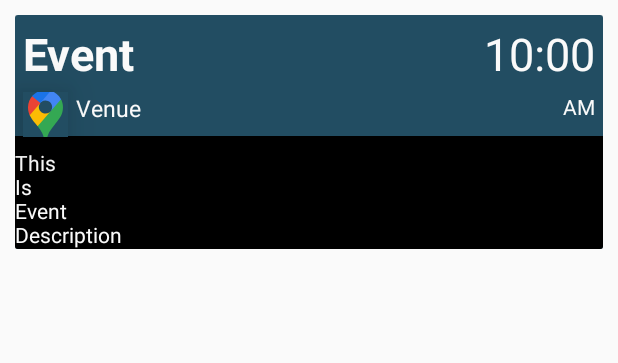
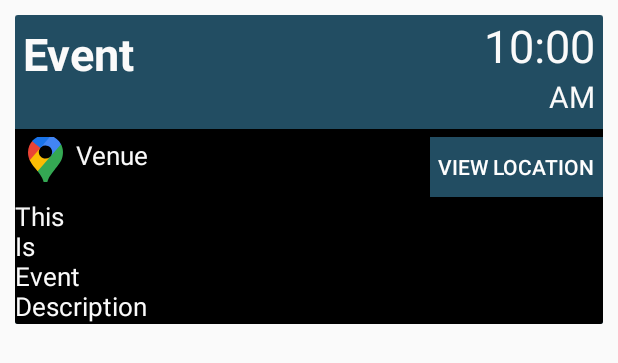
Before and after one commit to pal-vishal/Hacktronics-App, an Android app: the layout day1_ex.xml on its own in the app's theme, with its tools: preview values and no code run, on a phone screen of 412 x 824 dp. Shown: the top 363 px of the screen. Run offline under Robolectric (Android 15) with nearby library versions, the phone set to English and light mode, and no system bars.

Commit message:
Hacktronics App

```diff
--- a/app/build.gradle
+++ b/app/build.gradle
@@ -9,12 +9,12 @@ android {
         abortOnError false
     }
 
-    compileSdkVersion 25
+    compileSdkVersion 29
     buildToolsVersion "25.0.2"
     defaultConfig {
         applicationId "me.HacktronicsAavesh.HacktronicsAavesh"
         minSdkVersion 16
-        targetSdkVersion 25
+        targetSdkVersion 29
         versionCode 1
         versionName "1.0"
         testInstrumentationRunner "android.support.test.runner.AndroidJUnitRunner"
@@ -29,5 +29,6 @@ android {
 
 dependencies {
     compile project(path: ':bottom-nav-bar')
+    implementation 'com.android.support.constraint:constraint-layout:1.1.3'
 
 }
--- a/app/src/main/AndroidManifest.xml
+++ b/app/src/main/AndroidManifest.xml
@@ -1,6 +1,8 @@
 <?xml version="1.0" encoding="utf-8"?>
 <manifest xmlns:android="http://schemas.android.com/apk/res/android"
     package="me.HacktronicsAavesh.bottomnavbar">
+
+
 
     <application
         android:allowBackup="true"
--- a/app/src/main/java/me/HacktronicsAavesh/HacktronicsAavesh/FirstFragment.java
+++ b/app/src/main/java/me/HacktronicsAavesh/HacktronicsAavesh/FirstFragment.java
@@ -13,9 +13,7 @@ import android.widget.ViewFlipper;
 
 import me.HacktronicsAavesh.bottomnavbar.R;
 
-/**
- * Created by Adib on 13-Apr-17.
- */
+
 
 public class FirstFragment extends Fragment {
 
--- a/app/src/main/java/me/HacktronicsAavesh/HacktronicsAavesh/MainActivity.java
+++ b/app/src/main/java/me/HacktronicsAavesh/HacktronicsAavesh/MainActivity.java
@@ -13,7 +13,7 @@ import me.HacktronicsAavesh.library.BottomBarHolderActivity;
 import me.HacktronicsAavesh.library.NavigationPage;
 
 
-public class MainActivity extends BottomBarHolderActivity implements FirstFragment.OnFragmentInteractionListener, SecondFragment.OnFragmentInteractionListener, ThirdFragment.OnFragmentInteractionListener, FourthFragment.OnFragmentInteractionListener {
+public class MainActivity extends BottomBarHolderActivity implements FirstFragment.OnFragmentInteractionListener, SecondFragment.OnFragmentInteractionListener, ThirdFragment.OnFragmentInteractionListener, FourthFragment.OnFragmentInteractionListener , FirstFragmentCardView.OnFragmentInteractionListener{
     View view;
 
 
@@ -21,7 +21,7 @@ public class MainActivity extends BottomBarHolderActivity implements FirstFragme
     protected void onCreate(Bundle savedInstanceState) {
         super.onCreate(savedInstanceState);
 
-        NavigationPage page1 = new NavigationPage("Home", ContextCompat.getDrawable(this, R.drawable.ic_home_black_24dp), FirstFragment.newInstance());
+        NavigationPage page1 = new NavigationPage("Home", ContextCompat.getDrawable(this, R.drawable.ic_home_black_24dp), FirstFragmentCardView.newInstance());
         NavigationPage page2 = new NavigationPage("Timeline", ContextCompat.getDrawable(this, R.drawable.ic_timeline_hacktronics), SecondFragment.newInstance());
         NavigationPage page3 = new NavigationPage("Schedule", ContextCompat.getDrawable(this, R.drawable.ic_schedule_black_24dp), FourthFragment.newInstance());
         NavigationPage page4 = new NavigationPage("Prizes", ContextCompat.getDrawable(this, R.drawable.ic_award), ThirdFragment.newInstance());
--- a/app/src/main/res/layout/day1_ex.xml
+++ b/app/src/main/res/layout/day1_ex.xml
@@ -3,9 +3,7 @@
     android:layout_width="match_parent"
     android:layout_height="wrap_content"
     android:layout_margin="10dp"
-    android:orientation="vertical"
-
-    >
+    android:orientation="vertical">
 
     <android.support.v7.widget.CardView
         android:layout_width="match_parent"
@@ -32,63 +30,76 @@
                 android:layout_width="wrap_content"
                 android:layout_height="wrap_content"
                 android:layout_alignParentRight="true"
-                android:padding="5dp"
+                android:layout_marginRight="5dp"
                 android:text="10:00"
                 android:textColor="#fafafa"
                 android:textSize="30sp" />
 
 
-            <ImageButton
-                android:elevation="20dp"
-
-                android:id="@+id/Mapimage"
-                android:layout_width="30dp"
-                android:layout_height="30dp"
-                android:layout_below="@id/EventName"
-                android:layout_marginLeft="5dp"
-                android:layout_marginBottom="5dp"
-                android:adjustViewBounds="true"
-                android:background="#224d62"
-                android:src="@drawable/ic_google_maps_icon_2020_seeklogo" />
-
-            <TextView
-                android:id="@+id/VenueName"
-                android:layout_width="wrap_content"
-                android:layout_height="wrap_content"
-                android:layout_below="@id/EventName"
-                android:layout_toRightOf="@id/Mapimage"
-                android:paddingLeft="5dp"
-                android:text="Venue"
-                android:textColor="#fafafa"
-                android:textSize="15sp" />
-
             <TextView
                 android:id="@+id/TimeWordName"
                 android:layout_width="wrap_content"
                 android:layout_height="wrap_content"
-                android:layout_below="@id/EventName"
+                android:layout_below="@id/TimeNoName"
                 android:layout_alignParentRight="true"
                 android:paddingRight="5dp"
                 android:text="AM"
-                android:textColor="#fafafa" />
+                android:textColor="#fafafa"
+                android:textSize="20sp" />
 
-            <LinearLayout
+            <RelativeLayout
                 android:id="@+id/expand"
                 android:layout_width="match_parent"
                 android:layout_height="wrap_content"
-                android:layout_below="@id/VenueName"
+                android:layout_below="@id/TimeWordName"
                 android:layout_marginTop="8dp"
-                android:background="@color/colorBackground"
-                android:orientation="vertical">
+                android:background="@color/colorBackground">
+
+                <ImageButton
+                    android:id="@+id/Mapimage"
+                    android:layout_width="30dp"
+                    android:layout_height="30dp"
+                    android:layout_marginTop="5dp"
+                    android:layout_marginLeft="5dp"
+                    android:layout_marginBottom="5dp"
+                    android:adjustViewBounds="true"
+                    android:background="@color/colorBackground"
+                    android:elevation="20dp"
+                    android:src="@drawable/ic_google_maps_icon_2020_seeklogo" />
+
+                <TextView
+                    android:id="@+id/VenueName"
+                    android:layout_width="wrap_content"
+                    android:layout_height="wrap_content"
+                    android:layout_toRightOf="@id/Mapimage"
+                    android:padding="5dp"
+                    android:paddingLeft="5dp"
+                    android:text="Venue"
+                    android:textColor="#fafafa"
+                    android:textSize="17sp" />
 
                 <TextView
                     android:id="@+id/description"
                     android:layout_width="match_parent"
                     android:layout_height="wrap_content"
-                    android:layout_marginTop="8dp"
+                    android:layout_below="@id/Mapimage"
+                    android:layout_marginTop="5dp"
                     android:text="This \nIs\nEvent\nDescription"
+                    android:textSize="17sp"
                     android:textColor="#fafafa" />
-            </LinearLayout>
+
+                <Button
+                    android:layout_marginTop="5dp"
+                    android:elevation="20dp"
+                    android:padding="5dp"
+                    android:background="@color/colorPrimary"
+                    android:textColor="@color/textColor"
+                    android:layout_width="wrap_content"
+                    android:layout_height="40dp"
+                    android:layout_alignParentRight="true"
+                    android:text="View Location"
+                    android:id="@+id/ViewLocation"/>
+            </RelativeLayout>
         </RelativeLayout>
     </android.support.v7.widget.CardView>
 </LinearLayout>
```
Also changed, not shown: app/src/main/java/me/HacktronicsAavesh/HacktronicsAavesh/Day1Fragment.java (+10 -10 lines), app/src/main/java/me/HacktronicsAavesh/HacktronicsAavesh/Day2Fragment.java (+10 -10 lines), app/src/main/java/me/HacktronicsAavesh/HacktronicsAavesh/DayAdapterEx.java (+6 -4 lines), app/src/main/java/me/HacktronicsAavesh/HacktronicsAavesh/Prize.java (+24 -3 lines), app/src/main/java/me/HacktronicsAavesh/HacktronicsAavesh/PrizeAdapter.java (+34 -38 lines), app/src/main/java/me/HacktronicsAavesh/HacktronicsAavesh/ThirdFragment.java (+40 -17 lines), app/src/main/res/layout/fragment_third.xml (+16 -8 lines), app/src/main/res/layout/home.xml (+25 -9 lines), app/src/main/res/layout/prize_content.xml (+32 -26 lines), app/src/main/res/values/colors.xml (+5 -2 lines), app/src/main/res/values/styles.xml (+8 -0 lines), app/src/main/res/drawable/eventtimeline.jpeg (deleted), 1 other file.
